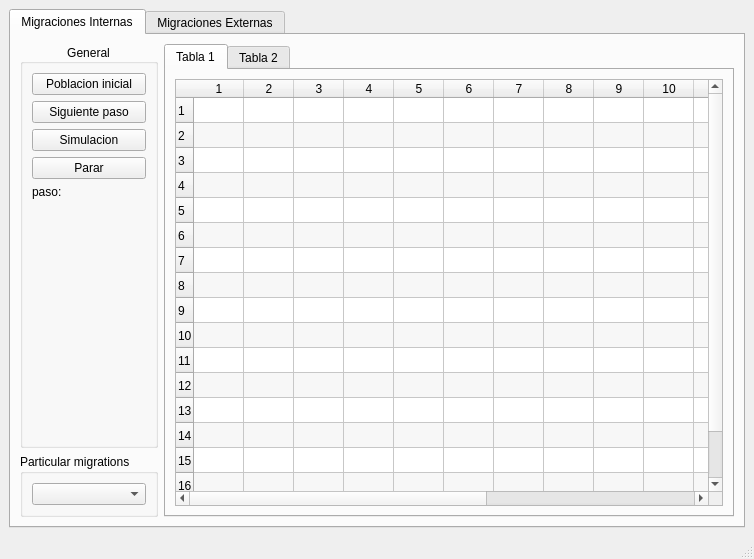
Above: UI/simulation_widget.ui from mario462/migrations-simulator before the change. Below: the same form after it.
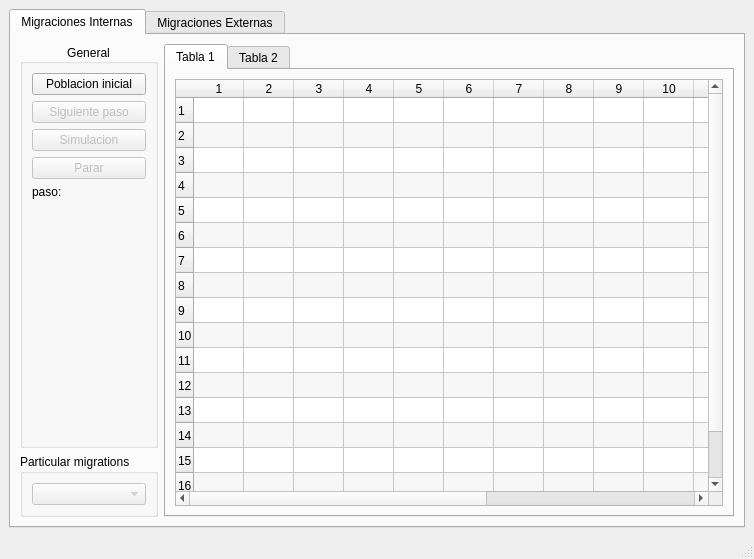
That is the form after the change.

Commit message: Se activan los botones cuando son necesarios

What changed in the file:
```diff
--- a/UI/simulation_widget.ui
+++ b/UI/simulation_widget.ui
@@ -52,6 +52,9 @@
            </item>
            <item>
             <widget class="QPushButton" name="nextStepBtn">
+             <property name="enabled">
+              <bool>false</bool>
+             </property>
              <property name="text">
               <string>Siguiente paso</string>
              </property>
@@ -59,6 +62,9 @@
            </item>
            <item>
             <widget class="QPushButton" name="simBtn">
+             <property name="enabled">
+              <bool>false</bool>
+             </property>
              <property name="text">
               <string>Simulacion</string>
              </property>
@@ -66,6 +72,9 @@
            </item>
            <item>
             <widget class="QPushButton" name="stopBtn">
+             <property name="enabled">
+              <bool>false</bool>
+             </property>
              <property name="text">
               <string>Parar</string>
              </property>
@@ -252,7 +261,11 @@
           </property>
           <layout class="QVBoxLayout" name="verticalLayout_5">
            <item>
-            <widget class="QComboBox" name="comboBoxProv"/>
+            <widget class="QComboBox" name="comboBoxProv">
+             <property name="enabled">
+              <bool>false</bool>
+             </property>
+            </widget>
            </item>
           </layout>
          </widget>
```
The commit also changes 2 other files.
